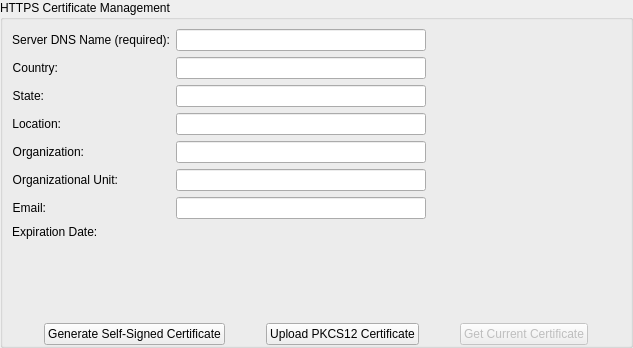
Qt form FWAdminLib/Preferences/sslcertificateform.ui (fw-dev/translations) before a commit.
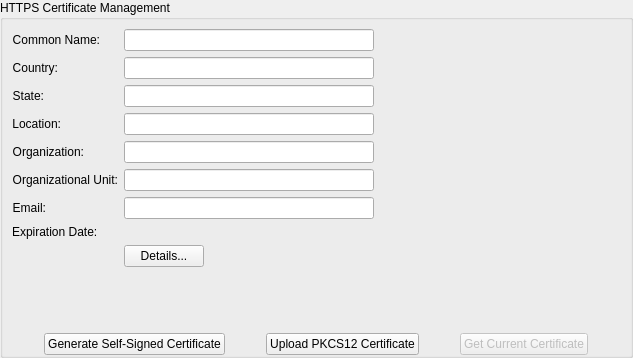
The same form after that commit.

Patch:
```diff
--- a/FWAdminLib/Preferences/sslcertificateform.ui
+++ b/FWAdminLib/Preferences/sslcertificateform.ui
@@ -7,7 +7,7 @@
     <x>0</x>
     <y>0</y>
     <width>633</width>
-    <height>348</height>
+    <height>358</height>
    </rect>
   </property>
   <property name="windowTitle">
@@ -56,7 +56,7 @@
          <item row="0" column="0">
           <widget class="QLabel" name="label_17">
            <property name="text">
-            <string>Server DNS Name (required):</string>
+            <string>Common Name:</string>
            </property>
            <property name="alignment">
             <set>Qt::AlignRight|Qt::AlignTrailing|Qt::AlignVCenter</set>
@@ -77,6 +77,9 @@
              <height>0</height>
             </size>
            </property>
+           <property name="readOnly">
+            <bool>true</bool>
+           </property>
           </widget>
          </item>
          <item row="1" column="0">
@@ -103,6 +106,9 @@
              <height>0</height>
             </size>
            </property>
+           <property name="readOnly">
+            <bool>true</bool>
+           </property>
           </widget>
          </item>
          <item row="2" column="0">
@@ -129,6 +135,9 @@
              <height>0</height>
             </size>
            </property>
+           <property name="readOnly">
+            <bool>true</bool>
+           </property>
           </widget>
          </item>
          <item row="3" column="0">
@@ -158,6 +167,9 @@
            <property name="echoMode">
             <enum>QLineEdit::Normal</enum>
            </property>
+           <property name="readOnly">
+            <bool>true</bool>
+           </property>
           </widget>
          </item>
          <item row="4" column="0">
@@ -184,6 +196,9 @@
              <height>0</height>
             </size>
            </property>
+           <property name="readOnly">
+            <bool>true</bool>
+           </property>
           </widget>
          </item>
          <item row="5" column="0">
@@ -210,6 +225,9 @@
              <height>0</height>
             </size>
            </property>
+           <property name="readOnly">
+            <bool>true</bool>
+           </property>
           </widget>
          </item>
          <item row="6" column="0">
@@ -236,6 +254,9 @@
              <height>0</height>
             </size>
            </property>
+           <property name="readOnly">
+            <bool>true</bool>
+           </property>
           </widget>
          </item>
          <item row="7" column="0">
@@ -252,9 +273,35 @@
            </property>
           </widget>
          </item>
+         <item row="8" column="1">
+          <widget class="QPushButton" name="details">
+           <property name="sizePolicy">
+            <sizepolicy hsizetype="Fixed" vsizetype="Fixed">
+             <horstretch>0</horstretch>
+             <verstretch>0</verstretch>
+            </sizepolicy>
+           </property>
+           <property name="text">
+            <string>Details...</string>
+           </property>
+          </widget>
+         </item>
         </layout>
        </widget>
       </item>
+      <item>
+       <spacer name="verticalSpacer">
+        <property name="orientation">
+         <enum>Qt::Vertical</enum>
+        </property>
+        <property name="sizeHint" stdset="0">
+         <size>
+          <width>20</width>
+          <height>0</height>
+         </size>
+        </property>
+       </spacer>
+      </item>
       <item>
        <widget class="QLabel" name="warning">
         <property name="text">
```
Left out of the diff: 2 changed lines with no effect on the pictures.
